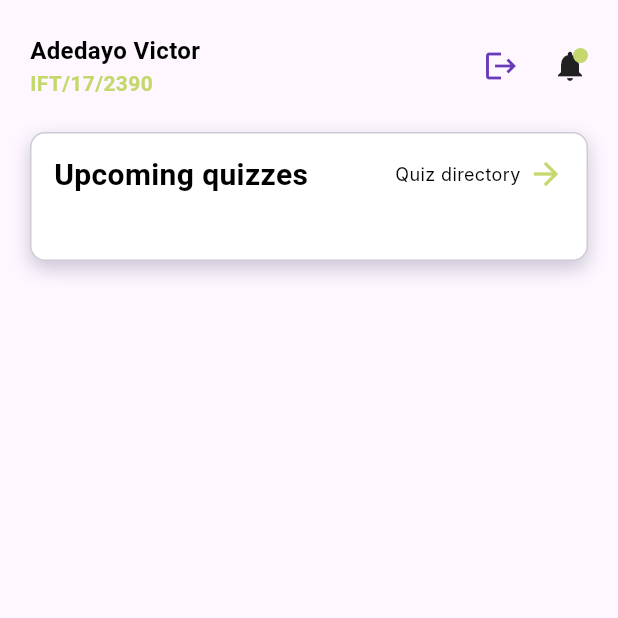
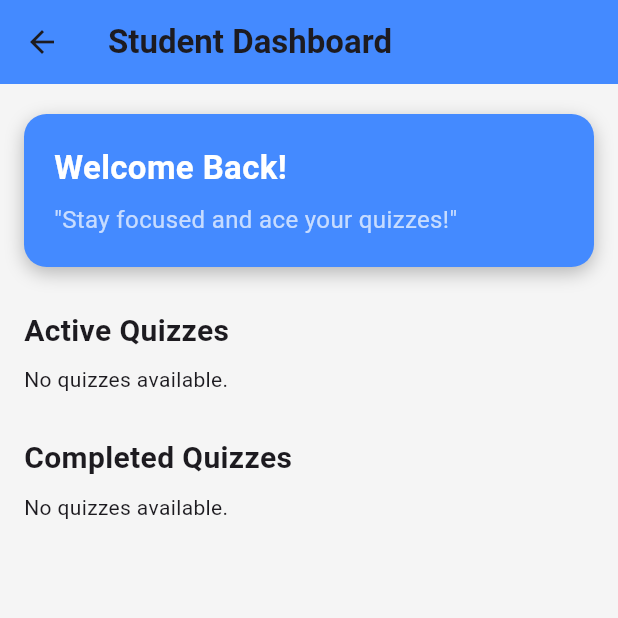
Before and after one commit to Vadefolarin/Insync-Classroom, a Flutter app: the StudentHomeScreen screen opened directly, on a phone screen of 412 x 824 dp, the top half of it. Run offline on Flutter 3.47's test engine with Material 3 defaults, Android fonts, the phone set to English and light mode, and no system bars; our stand-ins replace cloud_firestore, data_table_2, dots_indicator, firebase_auth, firebase_core, firebase_messaging and 12 more; accounts and stored records are empty; Roboto replaces fonts that are missing (Inter, Nunito).

Commit message:
update andfixes

```diff
--- a/lib/views/student/dashboard/home.dart
+++ b/lib/views/student/dashboard/home.dart
@@ -1,308 +1,230 @@
 import 'package:cloud_firestore/cloud_firestore.dart';
-import 'package:firebase_auth/firebase_auth.dart';
-import 'package:flutter_riverpod/flutter_riverpod.dart';
 import 'package:flutter/material.dart';
-import 'package:flutter_svg/flutter_svg.dart';
-import 'package:insync/views/student/quizzes/join_quiz.dart';
-import 'package:insync/views/student/quizzes/quiz_screen.dart';
-import 'package:insync/views/tutor/dashboard/home.dart';
+import 'package:intl/intl.dart';
 
-import '../../onboarding/continue_as.dart';
+import 'take_quiz_screen.dart';
 
 class StudentHomeScreen extends StatefulWidget {
   const StudentHomeScreen({super.key});
 
   @override
-  State<StudentHomeScreen> createState() => _StudentHomeScreenState();
+  _StudentHomeScreenState createState() => _StudentHomeScreenState();
 }
 
 class _StudentHomeScreenState extends State<StudentHomeScreen> {
   @override
-  void initState() {
-    super.initState();
-  }
-
-  List upComingQuizdata = [];
-
-  @override
   Widget build(BuildContext context) {
-    getQuestions();
     return Scaffold(
-      // floatingActionButton: FloatingActionButton.extended(
-      //   backgroundColor: const Color(0xFFFFEDDF),
-      //   onPressed: () {
-      //     showDialog(
-      //       context: context,
-      //       builder: (context) => const AlertDialog(
-      //         content: JoinQuiz(),
-      //       ),
-      //     );
-      //   },
-      //   label: const Row(
-      //     children: [
-      //       Icon(
-      //         Icons.add_alarm,
-      //         color: Color(0xFF0D1321),
-      //       ),
-      //       SizedBox(width: 5),
-      //       Text(
-      //         'Join Quiz',
-      //         style: TextStyle(
-      //           color: Color(0xFF0D1321),
-      //         ),
-      //       ),
-      //     ],
-      //   ),
-      // ),
-      body: SafeArea(
-        child: Padding(
-          padding: const EdgeInsets.all(20),
+      backgroundColor: Colors.grey[100],
+      appBar: AppBar(
+        title: const Text('Student Dashboard',
+            style: TextStyle(fontWeight: FontWeight.bold)),
+        backgroundColor: Colors.blueAccent,
+        elevation: 0,
+      ),
+      body: Padding(
+        padding: const EdgeInsets.symmetric(horizontal: 16.0),
         child: SingleChildScrollView(
           child: Column(
-              children: [
-                Row(
-                  children: [
-                    const Column(
             crossAxisAlignment: CrossAxisAlignment.start,
             children: [
-                          Text(
-                            'Adedayo Victor',
-                            style: TextStyle(
-                              fontSize: 16,
-                              fontWeight: FontWeight.bold,
-                              color: Colors.black,
-                              fontFamily: 'Nunito',
-                            ),
-                          ),
-                          Text('IFT/17/2390',
-                              style: TextStyle(
-                                color: Color(0xFFC5D86D),
-                                fontSize: 14,
-                                fontFamily: 'Nunito',
-                                fontWeight: FontWeight.w700,
-                              ))
-                        ]),
-                    const Spacer(),
-                    IconButton(
-                      icon: const Icon(Icons.logout, color: Colors.deepPurple),
-                      onPressed: () {
-                        print('User logged out');
-                        showDialog(
-                          context: context,
-                          builder: (context) {
-                            return AlertDialog(
-                              title: const Text('Log Out'),
-                              content: const Text(
-                                  'Are you sure you want to log out?'),
-                              actions: [
-                                TextButton(
-                                  onPressed: () {
-                                    Navigator.of(context).pop();
-                                  },
-                                  child: const Text('Cancel'),
-                                ),
-                                TextButton(
-                                  onPressed: () async {
-                                    await FirebaseAuth.instance.signOut();
-                                    Navigator.of(context).pop();
-                                    Navigator.pushReplacement(context,
-                                        MaterialPageRoute(builder: (context) {
-                                      return const ContinueAsWidget();
-                                    }));
-                                  },
-                                  child: const Text('Log Out',
-                                      style: TextStyle(
-                                        color: Colors.red,
-                                        fontSize: 16,
-                                        fontWeight: FontWeight.bold,
-                                      )),
-                                ),
+              const SizedBox(height: 20),
+
+              _buildWelcomeBanner(),
+              const SizedBox(height: 20),
+              _buildSectionTitle('Active Quizzes'),
+              _buildQuizList(
+                  fetchActiveQuizzes(), false), // Fetch active quizzes
+              const SizedBox(height: 20),
+              _buildSectionTitle('Completed Quizzes'),
+              _buildQuizList(
+                  fetchCompletedQuizzes(), true), // Fetch completed quizzes
             ],
-                            );
-                          },
-                        );
-
-
-                      },
-                    ),
-                    const SizedBox(width: 10),
-                    Stack(
-                      children: [
-                        const Icon(Icons.notifications),
-                        Positioned(
-                            top: 0,
-                            right: 0,
-                            child: Container(
-                                width: 10,
-                                height: 10,
-                                decoration: BoxDecoration(
-                                  color: const Color(0xFFC5D86D),
-                                  borderRadius: BorderRadius.circular(10),
-                                )))
-                      ],
-                    ),
-                  ],
-                ),
-                const SizedBox(height: 20),
-                StudentUpcomingQuizSlide(
-                  isfullScreen: false,
-                  upcomingQuizData: upComingQuizdata,
-                ),
-                const SizedBox(height: 20),
-                // const CompletedtQuiz(
-                //   isfullScreen: false,
-                // ),
-                const SizedBox(height: 20),
-              ],
-            ),
           ),
         ),
       ),
     );
   }
 
-  void getQuestions() async {
-    CollectionReference questions =
-        FirebaseFirestore.instance.collection('teachers');
-
-    QuerySnapshot querySnapshot = await questions.get();
-    final allData = querySnapshot.docs.map((doc) => doc.data()).toList();
-    Future.delayed(const Duration(seconds: 5), () {
-      print('++++ $allData++++');
-      setState(() {
-        upComingQuizdata = allData;
-      });
-      print('________________________ ');
-
-      print('${upComingQuizdata.map((e) => e['title'])}');
-    });
-  }
-}
-
-class StudentUpcomingQuizSlide extends StatelessWidget {
-  StudentUpcomingQuizSlide({
-    super.key,
-    required this.isfullScreen,
-    required this.upcomingQuizData,
-  });
-  final bool isfullScreen;
-  List upcomingQuizData;
-
-  @override
-  Widget build(BuildContext context) {
+  Widget _buildWelcomeBanner() {
     return Container(
+      width: double.infinity,
+      padding: const EdgeInsets.all(20.0),
       decoration: BoxDecoration(
-        color: Colors.white,
-        borderRadius: BorderRadius.circular(10),
-        border: Border.all(
-          color: const Color(0xff00000033).withOpacity(0.20),
-        ),
-        boxShadow: [
+        color: Colors.blueAccent,
+        borderRadius: BorderRadius.circular(15),
+        boxShadow: const [
           BoxShadow(
-            color: const Color(0xff00000033).withOpacity(0.20),
+            color: Colors.black26,
             blurRadius: 10,
-            offset: const Offset(0, 5),
+            offset: Offset(0, 4),
           ),
         ],
       ),
-      padding: const EdgeInsets.only(
-        top: 15,
-        bottom: 25,
-        left: 15,
-        right: 15,
-      ),
-      child: Column(
+      child: const Column(
+        crossAxisAlignment: CrossAxisAlignment.start,
         children: [
-          Row(
-            children: [
-              const Text(
-                'Upcoming quizzes',
+          Text(
+            'Welcome Back!',
             style: TextStyle(
-                  color: Colors.black,
-                  fontSize: 20,
-                  fontFamily: 'Nunito',
-                  fontWeight: FontWeight.w700,
-                  height: 0,
+              color: Colors.white,
+              fontSize: 22,
+              fontWeight: FontWeight.bold,
             ),
           ),
-              const Spacer(),
-              isfullScreen
-                  ? const SizedBox()
-                  : const Text(
-                      'Quiz directory',
+          SizedBox(height: 8),
+          Text(
+            '"Stay focused and ace your quizzes!"',
             style: TextStyle(
-                        color: Colors.black,
-                        fontSize: 12,
-                        fontFamily: 'Inter',
-                        fontWeight: FontWeight.w400,
-                        height: 0,
-                      ),
-                    ),
-              const SizedBox(width: 5),
-              isfullScreen
-                  ? const SizedBox()
-                  : const Icon(
-                      Icons.arrow_forward,
-                      color: Color(0xFFC5D86D),
-                    )
-            ],
-          ),
-          const SizedBox(height: 20),
-          SingleChildScrollView(
-            child: Column(
-              children: upcomingQuizData
-                  .map(
-                    (e) => InkWell(
-                      onTap: () {
-                        List newQuestion = e['questions'];
-                        List newAnswer = e['answers'];
-                        // newQuestion.add(e['questions'].toString());
-                        // newQuestion.expand((element) );
-
-                        print(newQuestion);
-
-                        print(newAnswer);
-                        Navigator.push(
-                          context,
-                          MaterialPageRoute(
-                            builder: (context) => QuizScreen(
-                              // question: e['questions'],
-                              question: newQuestion,
-                              quizanswers: newAnswer,
-                            ),
-                          ),
-                        );
-                      },
-                      child: e['title'] == ''
-                          ? const Text(
-                              'No Upcoming Quiz at the monet',
-                              style: TextStyle(color: Colors.black),
-                            )
-                          : const Center(
-                              child: Text('Removed'),
-                            ),
-                      // : UpcomingQuizCard(
-                      //     title: e['title'],
-                      //     date: e['description'],
-                      //   ),
-                    ),
-                  )
-                  .toList(),
-
-              // UpcomingQuizCard(
-              //   title: 'Introduction to computer\nprogramming',
-              //   date: '12 / 03 / 2023 | 09:00 AM',
-              // ),
-              // SizedBox(height: 20),
-              // UpcomingQuizCard(
-              //   title: 'Theory of computation',
-              //   date: '27 / 05 / 2023 | 12:30 PM',
-              // ),
-              // ],
+              color: Colors.white70,
+              fontSize: 16,
             ),
           ),
         ],
       ),
     );
   }
+
+  Widget _buildSectionTitle(String title) {
+    return Padding(
+      padding: const EdgeInsets.symmetric(vertical: 8.0),
+      child: Text(
+        title,
+        style: const TextStyle(
+          fontSize: 20,
+          fontWeight: FontWeight.bold,
+        ),
+      ),
+    );
   }
+
+  Widget _buildQuizList(
+      Future<List<Map<String, dynamic>>> quizzesFuture, bool isCompleted) {
+    return FutureBuilder<List<Map<String, dynamic>>>(
+      future: quizzesFuture,
+      builder: (context, snapshot) {
+        if (snapshot.connectionState == ConnectionState.waiting) {
+          return const Center(child: CircularProgressIndicator());
+        } else if (snapshot.hasError) {
+          return Text('Error: ${snapshot.error}');
+        } else if (!snapshot.hasData || snapshot.data!.isEmpty) {
+          return const Text('No quizzes available.');
+        }
+
+        return ListView.builder(
+          shrinkWrap: true,
+          physics: const NeverScrollableScrollPhysics(),
+          itemCount: snapshot.data!.length,
+          itemBuilder: (context, index) {
+            final quiz = snapshot.data![index];
+            final Timestamp deadlineTimestamp = quiz['deadline'];
+            final DateTime deadlineDate = deadlineTimestamp.toDate();
+            final formattedDate =
+                DateFormat('MMM dd, yyyy – hh:mm a').format(deadlineDate);
+
+            return Card(
+              shape: RoundedRectangleBorder(
+                borderRadius: BorderRadius.circular(15),
+              ),
+              elevation: 4,
+              margin: const EdgeInsets.only(bottom: 16),
+              child: ListTile(
+                contentPadding:
+                    const EdgeInsets.symmetric(vertical: 10, horizontal: 16),
+                title: Text(
+                  quiz['title'] ?? 'Quiz Title',
+                  style: const TextStyle(
+                      fontWeight: FontWeight.bold, fontSize: 18),
+                ),
+                subtitle: Column(
+                  crossAxisAlignment: CrossAxisAlignment.start,
+                  children: [
+                    const SizedBox(height: 6),
+                    Text(
+                      quiz['description'] ?? 'Quiz Description',
+                      style: const TextStyle(color: Colors.black54),
+                    ),
+                    const SizedBox(height: 6),
+                    Row(
+                      children: [
+                        const Icon(Icons.calendar_today,
+                            color: Colors.redAccent, size: 18),
+                        const SizedBox(width: 8),
+                        Text(
+                          'Deadline: $formattedDate',
+                          style: const TextStyle(
+                              fontWeight: FontWeight.w600,
+                              color: Colors.redAccent),
+                        ),
+                      ],
+                    ),
+                  ],
+                ),
+                trailing: isCompleted
+                    ? const Icon(Icons.check_circle, color: Colors.green)
+                    : const Icon(Icons.arrow_forward_ios,
+                        color: Colors.blueAccent),
+                onTap: isCompleted
+                    ? () {
+                        // Navigate to result page (for completed quizzes)
+                        _showQuizResult(quiz);
+                      }
+                    : () {
+                        // Navigate to take quiz page
+                        Navigator.push(
+                          context,
+                          MaterialPageRoute(
+                            builder: (context) =>
+                                TakeQuizScreen(quizId: quiz['id']),
+                          ),
+                        );
+                      },
+              ),
+            );
+          },
+        );
+      },
+    );
+  }
+
+  Future<List<Map<String, dynamic>>> fetchActiveQuizzes() async {
+    QuerySnapshot querySnapshot = await FirebaseFirestore.instance
+        .collection('quizzes')
+        .where('deadline', isGreaterThan: Timestamp.now())
+        .get();
+
+    return querySnapshot.docs
+        .map((doc) => doc.data() as Map<String, dynamic>)
+        .toList();
+  }
+
+  Future<List<Map<String, dynamic>>> fetchCompletedQuizzes() async {
+    QuerySnapshot querySnapshot = await FirebaseFirestore.instance
+        .collection('quizzes')
+        .where('completedBy',
+            arrayContains: 'studentId') // Assume studentId is used
+        .get();
+
+    return querySnapshot.docs
+        .map((doc) => doc.data() as Map<String, dynamic>)
+        .toList();
+  }
+
+  void _showQuizResult(Map<String, dynamic> quiz) {
+    showDialog(
+      context: context,
+      builder: (context) {
+        return AlertDialog(
+          title: const Text('Quiz Result'),
+          content: Text('You scored: ${quiz['score']}'),
+          actions: [
+            TextButton(
+              onPressed: () => Navigator.pop(context),
+              child: const Text('OK'),
+            ),
+          ],
+        );
+      },
+    );
+  }
+}
```
Also changed, not shown: lib/views/student/dashboard/take_quiz_screen.dart (added, +229 -0 lines), lib/views/student/quizzes/quizzes.dart (+12 -7 lines). Lines whose indentation alone changed are shown as unchanged.
